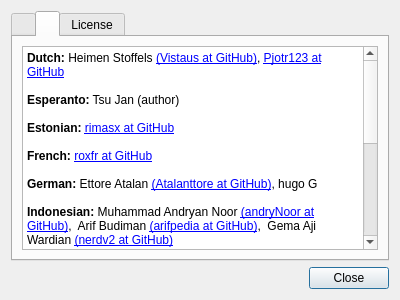
Old version of the form Kvantum/kvantummanager/about.ui in the repository tsujan/Kvantum.
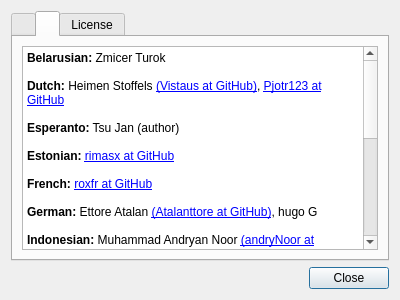
New version of the form. The open tabs and pages were chosen to show the change.

The edit to the form file:
```diff
--- a/Kvantum/kvantummanager/about.ui
+++ b/Kvantum/kvantummanager/about.ui
@@ -97,6 +97,8 @@
 &lt;html&gt;&lt;head&gt;&lt;meta name=&quot;qrichtext&quot; content=&quot;1&quot; /&gt;&lt;style type=&quot;text/css&quot;&gt;
 p, li { white-space: pre-wrap; }
 &lt;/style&gt;&lt;/head&gt;&lt;body style=&quot;  font-weight:400; font-style:normal;&quot;&gt;
+&lt;p style=&quot; margin-top:0px; margin-bottom:0px; margin-left:0px; margin-right:0px; -qt-block-indent:0; text-indent:0px;&quot;&gt;&lt;span style=&quot; font-weight:600;&quot;&gt;Belarusian:&lt;/span&gt; Zmicer Turok&lt;/p&gt;
+&lt;p style=&quot;-qt-paragraph-type:empty; margin-top:0px; margin-bottom:0px; margin-left:0px; margin-right:0px; -qt-block-indent:0; text-indent:0px;&quot;&gt;&lt;br /&gt;&lt;/p&gt;
 &lt;p style=&quot; margin-top:0px; margin-bottom:0px; margin-left:0px; margin-right:0px; -qt-block-indent:0; text-indent:0px;&quot;&gt;&lt;span style=&quot; font-weight:600;&quot;&gt;Dutch:&lt;/span&gt; Heimen Stoffels &lt;a href=&quot;https://github.com/Vistaus&quot;&gt;&lt;span;&gt;(Vistaus at GitHub)&lt;/span&gt;&lt;/a&gt;, &lt;a href=&quot;https://github.com/Pjotr123&quot;&gt;&lt;span;&gt;Pjotr123 at GitHub&lt;/span&gt;&lt;/a&gt;&lt;/p&gt;
 &lt;p style=&quot;-qt-paragraph-type:empty; margin-top:0px; margin-bottom:0px; margin-left:0px; margin-right:0px; -qt-block-indent:0; text-indent:0px;&quot;&gt;&lt;br /&gt;&lt;/p&gt;
 &lt;p style=&quot; margin-top:0px; margin-bottom:0px; margin-left:0px; margin-right:0px; -qt-block-indent:0; text-indent:0px;&quot;&gt;&lt;span style=&quot; font-weight:600;&quot;&gt;Esperanto:&lt;/span&gt; Tsu Jan (author)&lt;/p&gt;
@@ -111,7 +113,7 @@
 &lt;p style=&quot;-qt-paragraph-type:empty; margin-top:0px; margin-bottom:0px; margin-left:0px; margin-right:0px; -qt-block-indent:0; text-indent:0px;&quot;&gt;&lt;br /&gt;&lt;/p&gt;
 &lt;p style=&quot; margin-top:0px; margin-bottom:0px; margin-left:0px; margin-right:0px; -qt-block-indent:0; text-indent:0px;&quot;&gt;&lt;span style=&quot; font-weight:600;&quot;&gt;Italian:&lt;/span&gt; &lt;a href=&quot;https://github.com/stefonarch&quot;&gt;&lt;span;&gt;stefonarch at GitHub&lt;/span&gt;&lt;/a&gt;&lt;/p&gt;
 &lt;p style=&quot;-qt-paragraph-type:empty; margin-top:0px; margin-bottom:0px; margin-left:0px; margin-right:0px; -qt-block-indent:0; text-indent:0px;&quot;&gt;&lt;br /&gt;&lt;/p&gt;
-&lt;p style=&quot; margin-top:0px; margin-bottom:0px; margin-left:0px; margin-right:0px; -qt-block-indent:0; text-indent:0px;&quot;&gt;&lt;span style=&quot; font-weight:600;&quot;&gt;Japanese:&lt;/span&gt; Ma. Ito&lt;/p&gt;
+&lt;p style=&quot; margin-top:0px; margin-bottom:0px; margin-left:0px; margin-right:0px; -qt-block-indent:0; text-indent:0px;&quot;&gt;&lt;span style=&quot; font-weight:600;&quot;&gt;Japanese:&lt;/span&gt; Masamichi Ito &lt;a href=&quot;https://github.com/ito32bit&quot;&gt;(ito32bit at GitHub)&lt;/a&lt;/p&gt;
 &lt;p style=&quot;-qt-paragraph-type:empty; margin-top:0px; margin-bottom:0px; margin-left:0px; margin-right:0px; -qt-block-indent:0; text-indent:0px;&quot;&gt;&lt;br /&gt;&lt;/p&gt;
 &lt;p style=&quot; margin-top:0px; margin-bottom:0px; margin-left:0px; margin-right:0px; -qt-block-indent:0; text-indent:0px;&quot;&gt;&lt;span style=&quot; font-weight:600;&quot;&gt;Lithuanian:&lt;/span&gt; &lt;a href=&quot;https://github.com/welaq&quot;&gt;&lt;span;&gt;welaq at GitHub&lt;/span&gt;&lt;/a&gt;&lt;/p&gt;
 &lt;p style=&quot;-qt-paragraph-type:empty; margin-top:0px; margin-bottom:0px; margin-left:0px; margin-right:0px; -qt-block-indent:0; text-indent:0px;&quot;&gt;&lt;br /&gt;&lt;/p&gt;
```
